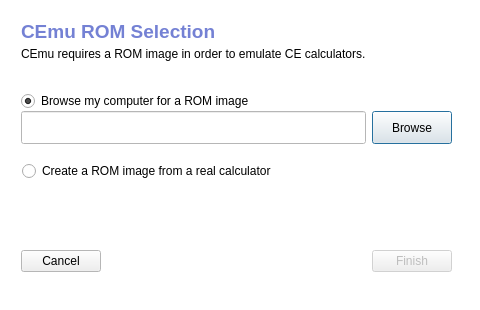
CE-Programming/CEmu, file romselection.ui: the form before one commit.
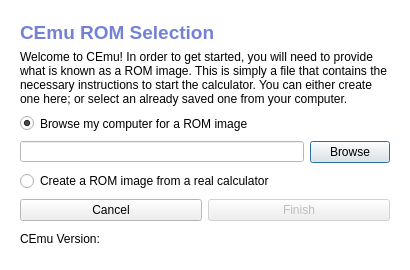
The form after the commit. The open tabs and pages were chosen to show the change. Icons and pictures are not drawn.

```diff
--- a/romselection.ui
+++ b/romselection.ui
@@ -6,8 +6,8 @@
    <rect>
     <x>0</x>
     <y>0</y>
-    <width>480</width>
-    <height>310</height>
+    <width>410</width>
+    <height>270</height>
    </rect>
   </property>
   <property name="sizePolicy">
@@ -18,14 +18,14 @@
   </property>
   <property name="minimumSize">
    <size>
-    <width>480</width>
-    <height>310</height>
+    <width>410</width>
+    <height>270</height>
    </size>
   </property>
   <property name="maximumSize">
    <size>
-    <width>480</width>
-    <height>310</height>
+    <width>16777215</width>
+    <height>16777215</height>
    </size>
   </property>
   <property name="palette">
@@ -98,22 +98,16 @@
   <property name="autoFillBackground">
    <bool>true</bool>
   </property>
-  <layout class="QVBoxLayout" name="verticalLayout">
-   <item>
+  <layout class="QGridLayout" name="gridLayout">
+   <item row="0" column="0">
     <widget class="QStackedWidget" name="stackedWidget">
      <property name="currentIndex">
-      <number>2</number>
+      <number>1</number>
      </property>
      <widget class="QWidget" name="page_3">
+      <layout class="QGridLayout" name="gridLayout_3">
+       <item row="0" column="0">
       <widget class="QLabel" name="line0">
-       <property name="geometry">
-        <rect>
-         <x>10</x>
-         <y>10</y>
-         <width>412</width>
-         <height>20</height>
-        </rect>
-       </property>
        <property name="palette">
         <palette>
          <active>
@@ -163,31 +157,19 @@
         <string>CEmu ROM Selection</string>
        </property>
       </widget>
-      <widget class="QLabel" name="line1">
-       <property name="geometry">
-        <rect>
-         <x>10</x>
-         <y>32</y>
-         <width>412</width>
-         <height>21</height>
-        </rect>
-       </property>
+       </item>
+       <item row="1" column="0">
+        <widget class="QLabel" name="line1_7">
        <property name="text">
-        <string>CEmu requires a ROM image in order to emulate CE calculators.</string>
+          <string>Welcome to CEmu! In order to get started, you will need to provide what is known as a ROM image. This is simply a file that contains the necessary instructions to start the calculator. You can either create one here; or select an already saved one from your computer.</string>
        </property>
        <property name="wordWrap">
-        <bool>false</bool>
-       </property>
-      </widget>
+          <bool>true</bool>
+         </property>
+        </widget>
+       </item>
+       <item row="2" column="0">
       <widget class="QRadioButton" name="browse_sel">
-       <property name="geometry">
-        <rect>
-         <x>10</x>
-         <y>80</y>
-         <width>412</width>
-         <height>20</height>
-        </rect>
-       </property>
        <property name="sizePolicy">
         <sizepolicy hsizetype="Preferred" vsizetype="Preferred">
          <horstretch>0</horstretch>
@@ -201,30 +183,29 @@
         <bool>true</bool>
        </property>
       </widget>
-      <widget class="QWidget" name="layoutWidget">
-       <property name="geometry">
-        <rect>
-         <x>10</x>
-         <y>100</y>
-         <width>431</width>
-         <height>33</height>
-        </rect>
-       </property>
+       </item>
+       <item row="3" column="0">
        <layout class="QHBoxLayout" name="horizontalLayout">
         <item>
          <widget class="QLineEdit" name="rompath">
           <property name="sizePolicy">
-           <sizepolicy hsizetype="Expanding" vsizetype="Preferred">
+            <sizepolicy hsizetype="MinimumExpanding" vsizetype="Preferred">
             <horstretch>0</horstretch>
             <verstretch>0</verstretch>
            </sizepolicy>
           </property>
+           <property name="maximumSize">
+            <size>
+             <width>16777215</width>
+             <height>21</height>
+            </size>
+           </property>
          </widget>
         </item>
         <item>
          <widget class="QPushButton" name="browse">
           <property name="sizePolicy">
-           <sizepolicy hsizetype="Preferred" vsizetype="Preferred">
+            <sizepolicy hsizetype="Preferred" vsizetype="Maximum">
             <horstretch>0</horstretch>
             <verstretch>0</verstretch>
            </sizepolicy>
@@ -235,16 +216,9 @@
          </widget>
         </item>
        </layout>
-      </widget>
+       </item>
+       <item row="4" column="0">
       <widget class="QRadioButton" name="create_sel">
-       <property name="geometry">
-        <rect>
-         <x>11</x>
-         <y>150</y>
-         <width>401</width>
-         <height>20</height>
-        </rect>
-       </property>
        <property name="sizePolicy">
         <sizepolicy hsizetype="Preferred" vsizetype="Preferred">
          <horstretch>0</horstretch>
@@ -255,15 +229,8 @@
         <string>Create a ROM image from a real calculator</string>
        </property>
       </widget>
-      <widget class="QWidget" name="horizontalLayoutWidget">
-       <property name="geometry">
-        <rect>
-         <x>10</x>
-         <y>230</y>
-         <width>431</width>
-         <height>41</height>
-        </rect>
-       </property>
+       </item>
+       <item row="5" column="0">
        <layout class="QHBoxLayout" name="horizontalLayout_2">
         <item>
          <widget class="QPushButton" name="cancel">
@@ -278,19 +245,6 @@
           </property>
          </widget>
         </item>
-        <item>
-         <spacer name="horizontalSpacer">
-          <property name="orientation">
-           <enum>Qt::Horizontal</enum>
-          </property>
-          <property name="sizeHint" stdset="0">
-           <size>
-            <width>40</width>
-            <height>20</height>
-           </size>
-          </property>
-         </spacer>
-        </item>
         <item>
          <widget class="QPushButton" name="next">
           <property name="enabled">
@@ -308,30 +262,29 @@
          </widget>
         </item>
        </layout>
-      </widget>
+       </item>
+       <item row="6" column="0">
+        <widget class="QLabel" name="versionLabel">
+         <property name="text">
+          <string>CEmu Version: </string>
+         </property>
+        </widget>
+       </item>
+      </layout>
      </widget>
      <widget class="QWidget" name="page_4">
-      <widget class="QWidget" name="verticalLayoutWidget">
-       <property name="geometry">
-        <rect>
-         <x>0</x>
-         <y>0</y>
-         <width>441</width>
-         <height>271</height>
-        </rect>
-       </property>
-       <layout class="QVBoxLayout" name="verticalLayout_2">
+      <layout class="QVBoxLayout" name="verticalLayout">
         <item>
          <widget class="QLabel" name="line1_2">
           <property name="text">
-           <string>Click this button to save the dumper program to your computer.</string>
+          <string>Click the this button to save the dumper program to your computer.</string>
           </property>
           <property name="wordWrap">
            <bool>false</bool>
           </property>
          </widget>
         </item>
-        <item alignment="Qt::AlignHCenter">
+       <item>
          <widget class="QPushButton" name="dumpButton">
           <property name="sizePolicy">
            <sizepolicy hsizetype="Maximum" vsizetype="Maximum">
@@ -364,25 +317,16 @@
           </property>
          </widget>
         </item>
-        <item alignment="Qt::AlignHCenter">
+       <item>
          <widget class="QLabel" name="label">
-          <property name="sizePolicy">
-           <sizepolicy hsizetype="Maximum" vsizetype="Maximum">
-            <horstretch>0</horstretch>
-            <verstretch>0</verstretch>
-           </sizepolicy>
-          </property>
-          <property name="frameShape">
-           <enum>QFrame::Box</enum>
-          </property>
           <property name="text">
            <string/>
           </property>
           <property name="pixmap">
            <pixmap resource="resources.qrc">:/setup/resources/setup/home.png</pixmap>
           </property>
-          <property name="scaledContents">
-           <bool>true</bool>
+         <property name="alignment">
+          <set>Qt::AlignCenter</set>
           </property>
          </widget>
         </item>
@@ -396,10 +340,10 @@
           </property>
          </widget>
         </item>
-        <item alignment="Qt::AlignHCenter">
+       <item>
          <widget class="QPushButton" name="nextButton_2">
           <property name="sizePolicy">
-           <sizepolicy hsizetype="Preferred" vsizetype="Maximum">
+          <sizepolicy hsizetype="Maximum" vsizetype="Maximum">
             <horstretch>0</horstretch>
             <verstretch>0</verstretch>
            </sizepolicy>
@@ -411,17 +355,9 @@
         </item>
        </layout>
       </widget>
-     </widget>
      <widget class="QWidget" name="page_5">
-      <widget class="QWidget" name="verticalLayoutWidget_2">
-       <property name="geometry">
-        <rect>
-         <x>0</x>
-         <y>0</y>
-         <width>441</width>
-         <height>271</height>
-        </rect>
-       </property>
+      <layout class="QGridLayout" name="gridLayout_2">
+       <item row="0" column="0">
        <layout class="QVBoxLayout" name="verticalLayout_3">
         <item>
          <widget class="QLabel" name="line1_6">
@@ -474,7 +410,7 @@
         <item>
          <widget class="QProgressBar" name="progressBar">
           <property name="sizePolicy">
-           <sizepolicy hsizetype="Preferred" vsizetype="Fixed">
+            <sizepolicy hsizetype="Minimum" vsizetype="Maximum">
             <horstretch>0</horstretch>
             <verstretch>0</verstretch>
            </sizepolicy>
@@ -591,7 +527,8 @@
          </layout>
         </item>
        </layout>
-      </widget>
+       </item>
+      </layout>
      </widget>
     </widget>
    </item>
```
Lines whose indentation alone changed are shown as unchanged.
